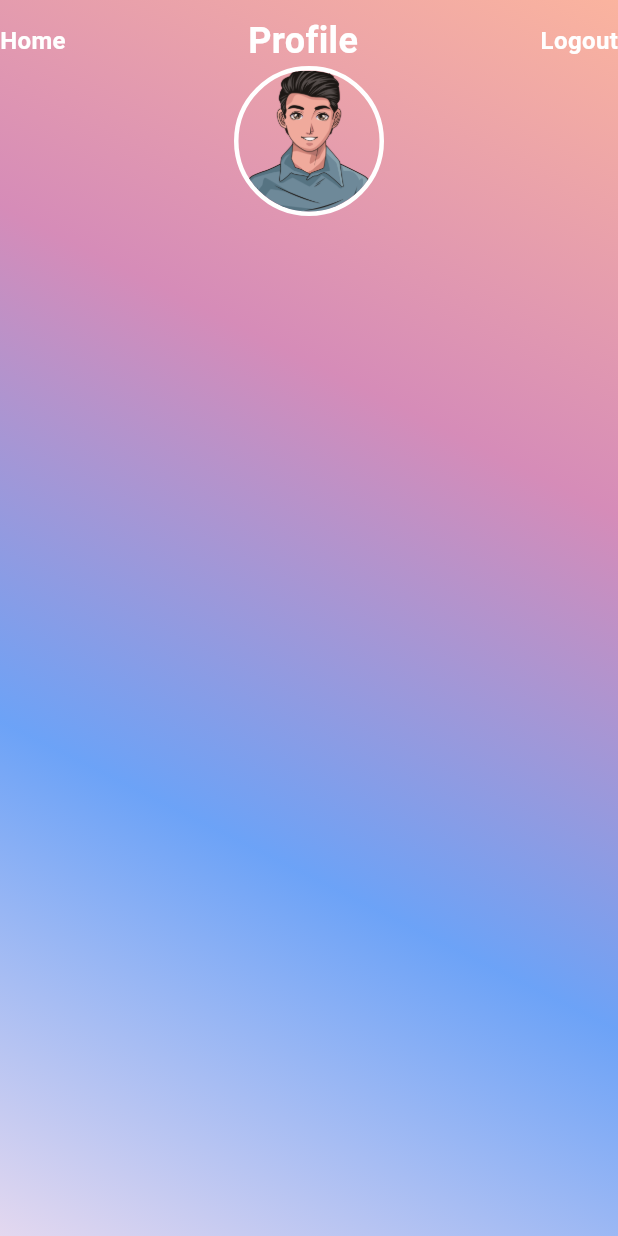
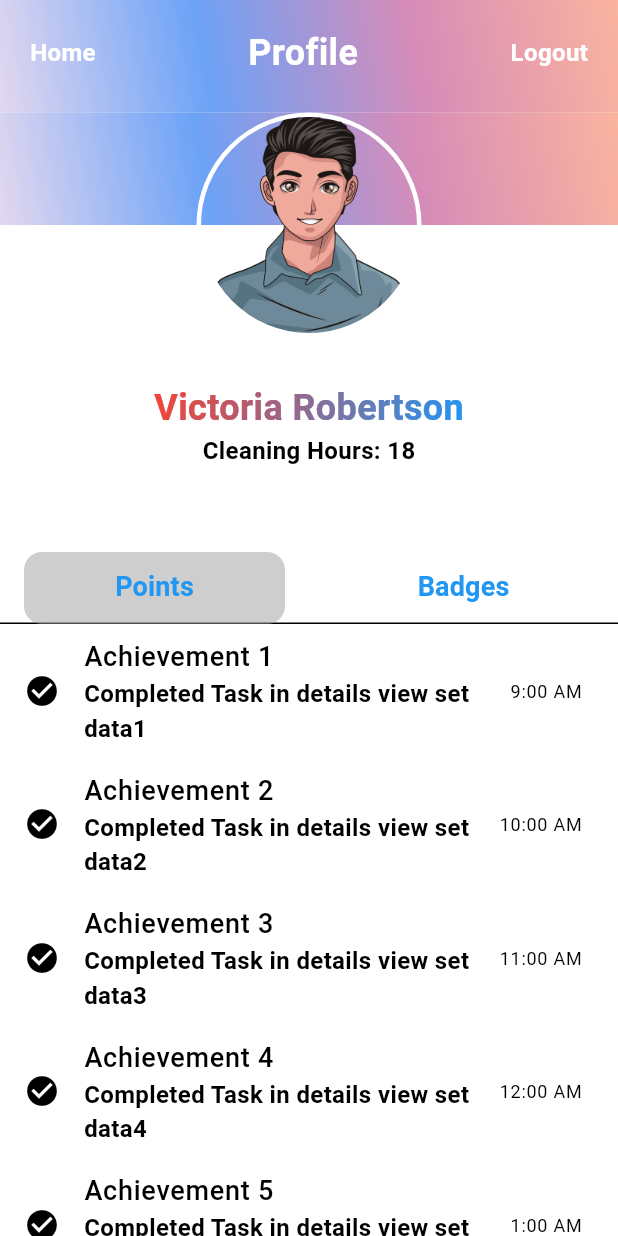
Before and after one commit to Money1998/remote, a Flutter app: the screen it shows after launch, on a phone screen of 412 x 824 dp. Run offline on Flutter 3.47's test engine with Material 3 defaults, Android fonts, the phone set to English and light mode, and no system bars; our stand-ins replace fluttertoast, jwt_decoder, shared_preferences, sizer, toggle_switch; Roboto replaces fonts that are missing (Poppins).

Commit message:
profile screen done

```diff
--- a/lib/screens/profile/profile_screen.dart
+++ b/lib/screens/profile/profile_screen.dart
@@ -1,11 +1,7 @@
 import 'package:flutter/material.dart';
 import 'package:remote/commons/utils.dart';
-import 'package:remote/commons/widgets/custom_button.dart';
 import 'package:remote/constants/assets_images.dart';
-import 'package:remote/constants/colors.dart';
 import 'package:remote/constants/common_textstyles.dart';
-import 'package:remote/screens/remote/remote_dailpad_ui.dart';
-import 'package:remote/screens/remote/toggle_ui.dart';
 
 class ProfileScreen extends StatefulWidget {
   const ProfileScreen({super.key});
@@ -15,19 +11,30 @@ class ProfileScreen extends StatefulWidget {
 }
 
 class _ProfileScreenState extends State<ProfileScreen> {
-  bool isStartMode = true;
-  Color dynamicColor = btnColor;
+  List<Map<String, dynamic>> pointsList = [];
+  List<Map<String, dynamic>> badgesList = [];
+
+  @override
+  void initState() {
+    recordSet();
+    super.initState();
+  }
 
   @override
   Widget build(BuildContext context) {
     return SafeArea(
       child: Scaffold(
-        body: Container(
-          height: MediaQuery.of(context).size.height,
+        body: Column(children: [
+          Container(
             decoration: boxDecoration,
-          child: Column(children: [
-            const SizedBox(height: 10),
-            const Row(mainAxisAlignment: MainAxisAlignment.spaceBetween,
+            height: 75,
+            width: MediaQuery.of(context).size.width,
+            child: const Column(children: [
+              SizedBox(height: 10),
+              Padding(
+                padding: EdgeInsets.only(left: 20, right: 20, top: 08),
+                child: Row(
+                  mainAxisAlignment: MainAxisAlignment.spaceBetween,
                   children: [
                     Text(
                       "Home",
@@ -43,10 +50,20 @@ class _ProfileScreenState extends State<ProfileScreen> {
                     ),
                   ],
                 ),
-            Center(
-              child: Container(
-                width: 100.0,
-                height: 100.0,
+              ),
+            ]),
+          ),
+          Stack(
+            alignment: Alignment.topCenter,
+            children: [
+              Container(
+                decoration: boxDecoration,
+                height: 75,
+                width: MediaQuery.of(context).size.width,
+              ),
+              Container(
+                width: 150.0,
+                height: 150.0,
                 decoration: BoxDecoration(
                   shape: BoxShape.circle,
                   border: Border.all(
@@ -57,20 +74,140 @@ class _ProfileScreenState extends State<ProfileScreen> {
                 child: const CircleAvatar(
                   radius: 48.0,
                   backgroundColor: Colors.transparent,
-                  backgroundImage: AssetImage(profileImage), // Replace with your asset image path
+                  backgroundImage: AssetImage(
+                      profileImage), // profileImageReplace with your asset image path
                 ),
               ),
+            ],
+          ),
+          Expanded(
+            child: Column(children: [
+              const SizedBox(height: 30),
+              ShaderMask(
+                shaderCallback: (Rect bounds) {
+                  return const LinearGradient(
+                    colors: [Colors.red, Colors.blue],
+                    // Replace with your desired gradient colors
+                    stops: [0.0, 1.0],
+                    begin: Alignment.topLeft,
+                    end: Alignment.bottomRight,
+                  ).createShader(bounds);
+                },
+                child: const Text(
+                  'Victoria Robertson',
+                  style: t24WB,
+                ),
+              ),
+              const Text(
+                'Cleaning Hours: 18',
+                style: t16b,
+              ),
+              Expanded(
+                child: DefaultTabController(
+                  length: 2, // Number of tabs
+                  child: Scaffold(
+                    appBar: AppBar(
+                      backgroundColor: Colors.transparent,
+                      bottom: TabBar(
+                        indicator: BoxDecoration(
+                          borderRadius: BorderRadius.circular(12),
+                          color: Colors.grey.withOpacity(0.5),
+                        ),
+                        indicatorSize: TabBarIndicatorSize.label,
+                        tabs: [
+                          Tab(
+                            child: Container(
+                              alignment: Alignment.center,
+                              child: const Text(
+                                'Points',
+                                style: TextStyle(
+                                  color: Colors.blue,
+                                  fontWeight: FontWeight.bold,
+                                ),
+                              ),
+                            ),
+                          ),
+                          Tab(
+                            child: Container(
+                              alignment: Alignment.center,
+                              child: const Text(
+                                'Badges',
+                                style: TextStyle(
+                                  color: Colors.blue,
+                                  fontWeight: FontWeight.bold,
+                                ),
+                              ),
+                            ),
+                          ),
+                        ],
+                        labelColor: Colors.blue,
+                        unselectedLabelColor: Colors.black,
+                        indicatorColor:
+                            Colors.grey, // Set the background color here
+                      ),
+                    ),
+                    body: TabBarView(
+                      children: [
+                        // Content for the "Points" tab
+                        ListView.builder(
+                          itemCount: pointsList.length, // Number of points
+                          itemBuilder: (BuildContext context, int index) {
+                            return ListTile(
+                              title:
+                                  Text(pointsList[index]['title'], style: t18b),
+                              subtitle: Text(pointsList[index]['description'],
+                                  style: t16b),
+                              leading: Icon(pointsList[index]['icon']),
+                              trailing:
+                                  Text(pointsList[index]['time'], style: t12n),
+                            );
+                          },
+                        ),
+                        // Content for the "Badges" tab
+                        ListView.builder(
+                          itemCount: badgesList.length, // Number of badges
+                          itemBuilder: (BuildContext context, int index) {
+                            return ListTile(
+                              title:
+                                  Text(badgesList[index]['title'], style: t18b),
+                              subtitle: Text(badgesList[index]['description'],
+                                  style: t16b),
+                              leading: Icon(badgesList[index]['icon']),
+                              trailing:
+                                  Text(badgesList[index]['time'], style: t12n),
+                            );
+                          },
+                        ),
+                      ],
+                    ),
+                  ),
+                ),
+              ),
+            ]),
           )
         ]),
-        ),
       ),
     );
   }
 
-  void _toggleButton() {
-    setState(() {
-      isStartMode = !isStartMode;
-      dynamicColor = isStartMode ? btnColor : redColor;
+  void recordSet() {
+    pointsList = List.generate(10, (index) {
+      return {
+        'title': 'Achievement ${index + 1}',
+        'description': 'Completed Task in details view set data${index + 1}',
+        'icon': Icons.check_circle,
+        'time': '${(index + 8) % 12 + 1}:00 AM',
+      };
+    });
+
+    badgesList = List.generate(10, (index) {
+      return {
+        'title': 'Badge ${index + 1}',
+        'description':
+            'Badge ${index + 1} Description in details view set data',
+        'icon': Icons.star,
+        'time': '${(index + 1) % 12 + 1}:00 PM',
+      };
     });
   }
 }
```
Lines whose indentation alone changed are shown as unchanged.
